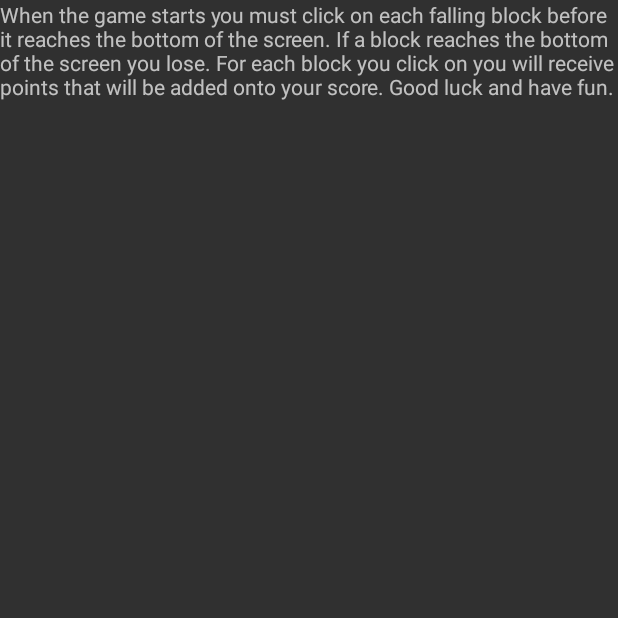
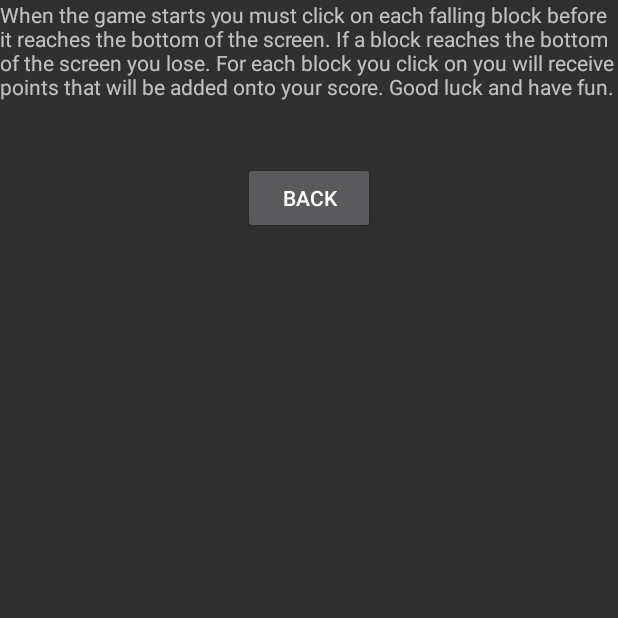
Before and after one commit to RobAPoly/CS370-App, an Android app: the InstructionActivity screen opened directly, with no data from a screen before it, on a phone screen of 412 x 824 dp, the top half of it. Run offline under Robolectric (Android 15) with nearby library versions, the phone set to English and light mode, and no system bars.

Commit message:
just added back button for instruction activity

```diff
--- a/app/src/main/java/cs370/team2/InstructionActivity.java
+++ b/app/src/main/java/cs370/team2/InstructionActivity.java
@@ -2,6 +2,7 @@ package cs370.team2;
 
 import android.app.Activity;
 import android.os.Bundle;
+import android.view.View;
 
 public class InstructionActivity extends Activity {
 
@@ -12,5 +13,15 @@ public class InstructionActivity extends Activity {
         setContentView(R.layout.instruction_layout);
 
 
+
+    }
+
+    public void MainMenu(){
+
+        finish();
+    }
+
+    public void Back(View view) {
+        finish();
     }
 }
--- a/app/src/main/res/layout/instruction_layout.xml
+++ b/app/src/main/res/layout/instruction_layout.xml
@@ -5,7 +5,15 @@
 
     <TextView
         android:layout_width="match_parent"
-        android:layout_height="match_parent"
+        android:layout_height="108dp"
         android:text="When the game starts you must click on each falling block before it reaches the bottom of the screen. If a block reaches the bottom of the screen you lose. For each block you click on you will receive points that will be added onto your score. Good luck and have fun."/>
 
+    <Button
+        android:layout_width="wrap_content"
+        android:layout_height="wrap_content"
+        android:text="Back"
+        android:id="@+id/backButton"
+        android:layout_gravity="center_horizontal"
+        android:onClick="Back"/>
+
 </LinearLayout>
```
